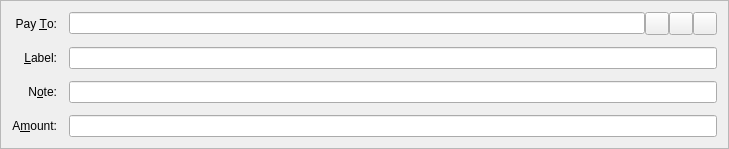
Before: the Qt Designer form src/qt/forms/sendcoinsentry.ui in Pink2Dev/Pink2, drawn with Qt 5.
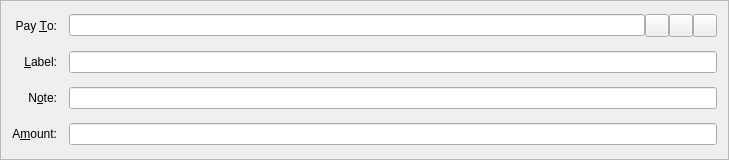
After: the same form once the commit is applied. Icons and pictures are not drawn. Custom widgets are drawn as their Qt base class.

```diff
--- a/src/qt/forms/sendcoinsentry.ui
+++ b/src/qt/forms/sendcoinsentry.ui
@@ -7,7 +7,7 @@
     <x>0</x>
     <y>0</y>
     <width>729</width>
-    <height>142</height>
+    <height>160</height>
    </rect>
   </property>
   <property name="windowTitle">
@@ -70,7 +70,7 @@
     </layout>
    </item>
    <item row="5" column="0">
-    <widget class="QLabel" name="label">
+    <widget class="QLabel" name="label_3">
      <property name="text">
       <string>N&amp;ote:</string>
      </property>
```
Left out of the diff: 2 changed lines with no effect on the pictures.
